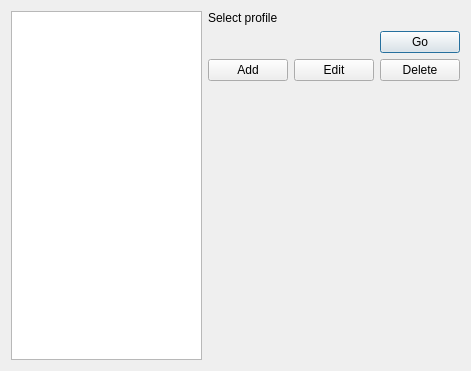
Old version of the form src/gmaginai_l/forms/profile_form.ui in the repository Spoonail-Iroiro/gmaginai-l.
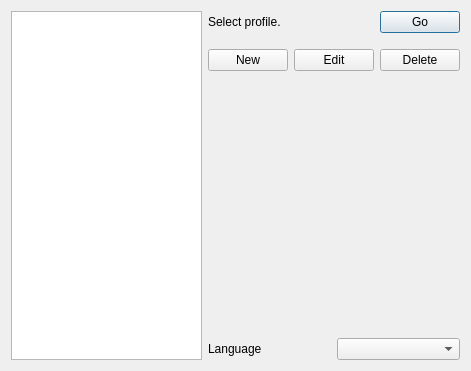
New version of the form.

What changed in the file:
```diff
--- a/src/gmaginai_l/forms/profile_form.ui
+++ b/src/gmaginai_l/forms/profile_form.ui
@@ -20,14 +20,14 @@
    <item>
     <layout class="QVBoxLayout" name="verticalLayout">
      <item>
-      <widget class="QLabel" name="label">
-       <property name="text">
-        <string>Select profile</string>
-       </property>
-      </widget>
-     </item>
-     <item>
-      <layout class="QHBoxLayout" name="horizontalLayout_2">
+      <layout class="QHBoxLayout" name="horizontalLayout_4">
+       <item>
+        <widget class="QLabel" name="label">
+         <property name="text">
+          <string>Select profile.</string>
+         </property>
+        </widget>
+       </item>
        <item>
         <spacer name="horizontalSpacer">
          <property name="orientation">
@@ -50,25 +50,31 @@
        </item>
       </layout>
      </item>
+     <item>
+      <spacer name="verticalSpacer_2">
+       <property name="orientation">
+        <enum>Qt::Orientation::Vertical</enum>
+       </property>
+       <property name="sizeType">
+        <enum>QSizePolicy::Policy::Minimum</enum>
+       </property>
+       <property name="sizeHint" stdset="0">
+        <size>
+         <width>20</width>
+         <height>10</height>
+        </size>
+       </property>
+      </spacer>
+     </item>
+     <item>
+      <layout class="QHBoxLayout" name="horizontalLayout_2"/>
+     </item>
      <item>
       <layout class="QHBoxLayout" name="horizontalLayout_3">
-       <item>
-        <spacer name="horizontalSpacer_2">
-         <property name="orientation">
-          <enum>Qt::Horizontal</enum>
-         </property>
-         <property name="sizeHint" stdset="0">
-          <size>
-           <width>40</width>
-           <height>20</height>
-          </size>
-         </property>
-        </spacer>
-       </item>
        <item>
         <widget class="QPushButton" name="btn_add">
          <property name="text">
-          <string>Add</string>
+          <string>New</string>
          </property>
         </widget>
        </item>
@@ -101,6 +107,20 @@
        </property>
       </spacer>
      </item>
+     <item>
+      <layout class="QHBoxLayout" name="horizontalLayout_5">
+       <item>
+        <widget class="QLabel" name="label_2">
+         <property name="text">
+          <string>Language</string>
+         </property>
+        </widget>
+       </item>
+       <item>
+        <widget class="QComboBox" name="cmb_language"/>
+       </item>
+      </layout>
+     </item>
     </layout>
    </item>
   </layout>
```
Left out of the diff: 4 changed lines with no effect on the pictures.
